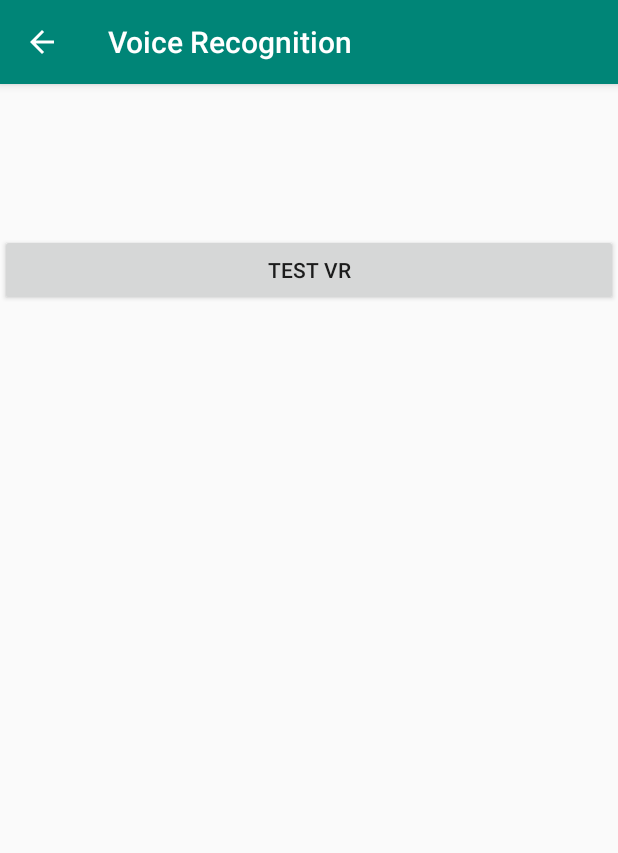
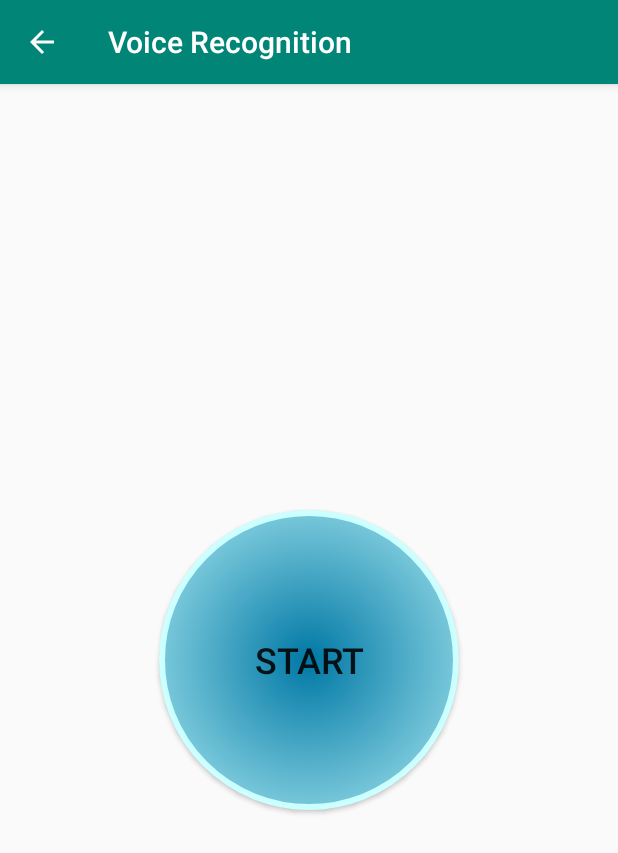
Before and after one commit to ShrirangPatil/My-Expense-Manager, an Android app: the VRExpense screen opened directly, with no data from a screen before it, on a phone screen of 412 x 824 dp. Shown: the top 853 px of the screen. Run offline under Robolectric (Android 15) with nearby library versions, the phone set to English and light mode, and no system bars.

Commit message:
Added textview to show results and polished the start button

```diff
--- a/app/src/main/AndroidManifest.xml
+++ b/app/src/main/AndroidManifest.xml
@@ -12,11 +12,14 @@
         android:roundIcon="@mipmap/ic_launcher_round"
         android:supportsRtl="true"
         android:theme="@style/AppTheme">
+        <meta-data
+            android:name="com.google.android.actions"
+            android:resource="@xml/round_button" />
+
         <activity
             android:name=".VRExpense"
-            android:label="Voice Recognition"/>
-        <activity
-            android:name=".Settings" />
+            android:label="Voice Recognition" />
+        <activity android:name=".Settings" />
         <activity
             android:name=".DeleteExpense"
             android:label="Delete Expense"
--- a/app/src/main/java/com/example/android/myexpensemanager/VRExpense.java
+++ b/app/src/main/java/com/example/android/myexpensemanager/VRExpense.java
@@ -11,6 +11,7 @@ import android.util.Log;
 import android.view.MenuItem;
 import android.view.View;
 import android.widget.Button;
+import android.widget.TextView;
 
 import java.util.ArrayList;
 
@@ -24,6 +25,7 @@ public class VRExpense extends AppCompatActivity {
     static String TAG = MainActivity.class.getName();
     SpeechRecognizer mRecognizer = null;
     private static final int RECORD_PERMISSION_CODE = 101;
+    TextView mTextView = null;
     RecognitionListener listener = new RecognitionListener() {
         @Override
         public void onResults(Bundle results) {
@@ -34,9 +36,12 @@ public class VRExpense extends AppCompatActivity {
                 Log.i(TAG,"No voice results");
             } else {
                 Log.i(TAG,"Printing matches: ");
+                StringBuilder stringBuilder = new StringBuilder();
                 for (String match : voiceResults) {
+                    stringBuilder.append(match+"\n");
                     Log.i(TAG, ""+match);
                 }
+                mTextView.setText(stringBuilder.toString());
             }
         }
 
@@ -108,6 +113,7 @@ public class VRExpense extends AppCompatActivity {
                     RECORD_PERMISSION_CODE);
         }
         mRecognizer = SpeechRecognizer.createSpeechRecognizer(this.getApplicationContext());
+        mTextView = findViewById(R.id.test_print);
         Button startVR = findViewById(R.id.test_start);
         startVR.setOnClickListener(new View.OnClickListener() {
             @Override
--- a/app/src/main/res/layout/activity_vr_expense.xml
+++ b/app/src/main/res/layout/activity_vr_expense.xml
@@ -1,18 +1,22 @@
 <?xml version="1.0" encoding="utf-8"?>
-<LinearLayout xmlns:android="http://schemas.android.com/apk/res/android"
+<RelativeLayout xmlns:android="http://schemas.android.com/apk/res/android"
     xmlns:tools="http://schemas.android.com/tools"
     android:layout_width="match_parent"
     android:layout_height="match_parent"
     android:orientation="vertical"
     tools:context=".VRExpense">
     <TextView
-        android:layout_width="match_parent"
-        android:layout_height="100dp"
-        android:id="@+id/text_vr_result"/>
+        android:layout_width="wrap_content"
+        android:layout_height="wrap_content"
+        android:textSize="24sp"
+        android:id="@+id/test_print"/>
     <Button
-        android:layout_width="match_parent"
+        android:layout_width="wrap_content"
+        android:layout_centerInParent="true"
         android:layout_height="wrap_content"
+        android:background="@xml/round_button"
         android:id="@+id/test_start"
-        android:text="Test VR"/>
+        android:textSize="24dp"
+        android:text="Start"/>
 
-</LinearLayout>
+</RelativeLayout>
--- /dev/null
+++ b/app/src/main/res/xml/round_button.xml
@@ -0,0 +1,21 @@
+<?xml version="1.0" encoding="utf-8"?>
+<shape xmlns:android="http://schemas.android.com/apk/res/android"
+    android:shape="oval" >
+    <stroke android:width="4dp" android:color="#CCFFFF" />
+    <size android:width="200dp" android:height="200dp"/>
+    <gradient
+        android:startColor="#0078a5"
+        android:endColor="#CCFFFF"
+        android:gradientRadius="250"
+        android:type="radial"
+        />
+    <padding android:left="30dp" android:top="30dp"
+        android:right="30dp" android:bottom="30dp" />
+</shape>
+    <!--<shape -->
+    <!--    android:shape="oval">-->
+    <!--    <stroke android:width="1dp" android:color="#ffff" />-->
+    <!--    <size android:width="200dp" android:height="200dp"/>-->
+    <!--    <padding android:bottom="1dp"/>-->
+    <!--    -->
+    <!--</shape>-->
```
